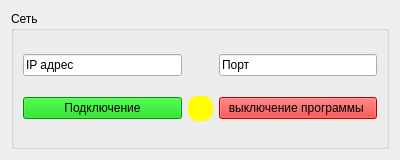
Anatolichka2202/PPB_Project, file PPB_GUI_Sandbox/connectionwidget.ui: the form before one commit.
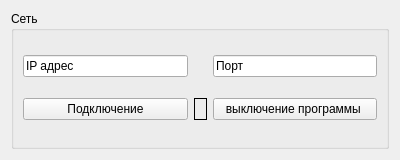
The form after the commit. Icons and pictures are not drawn.

Patch:
```diff
--- a/PPB_GUI_Sandbox/connectionwidget.ui
+++ b/PPB_GUI_Sandbox/connectionwidget.ui
@@ -31,7 +31,7 @@
      <property name="title">
       <string>Сеть</string>
      </property>
-     <layout class="QGridLayout" name="gridLayout_4" rowstretch="0,0,0,0" columnstretch="0,0,0,0,0">
+     <layout class="QGridLayout" name="gridLayout_4" rowstretch="0,0,0" columnstretch="0,0,0,0,0">
       <item row="0" column="0">
        <widget class="QLineEdit" name="lineEditIPAddress">
         <property name="text">
@@ -47,11 +47,6 @@
           <height>20</height>
          </size>
         </property>
-        <property name="styleSheet">
-         <string notr="true">QPushButton {
-background-color: #00CC00;
-}</string>
-        </property>
         <property name="text">
          <string>Подключение</string>
         </property>
@@ -64,18 +59,10 @@
        <widget class="QLabel" name="labelConnectionStatus">
         <property name="minimumSize">
          <size>
-          <width>25</width>
-          <height>25</height>
+          <width>0</width>
+          <height>0</height>
          </size>
         </property>
-        <property name="styleSheet">
-         <string notr="true">QLabel{  
-background-color: #ffff00;
-border-radius: 10px;
-  min-height: 25px;
-  min-width: 25px;
-}</string>
-        </property>
         <property name="frameShape">
          <enum>QFrame::Shape::Box</enum>
         </property>
@@ -106,11 +93,6 @@
           <height>0</height>
          </size>
         </property>
-        <property name="styleSheet">
-         <string notr="true">QPushButton {
-background-color: #ff0000;
-}</string>
-        </property>
         <property name="text">
          <string>выключение программы </string>
         </property>
```
